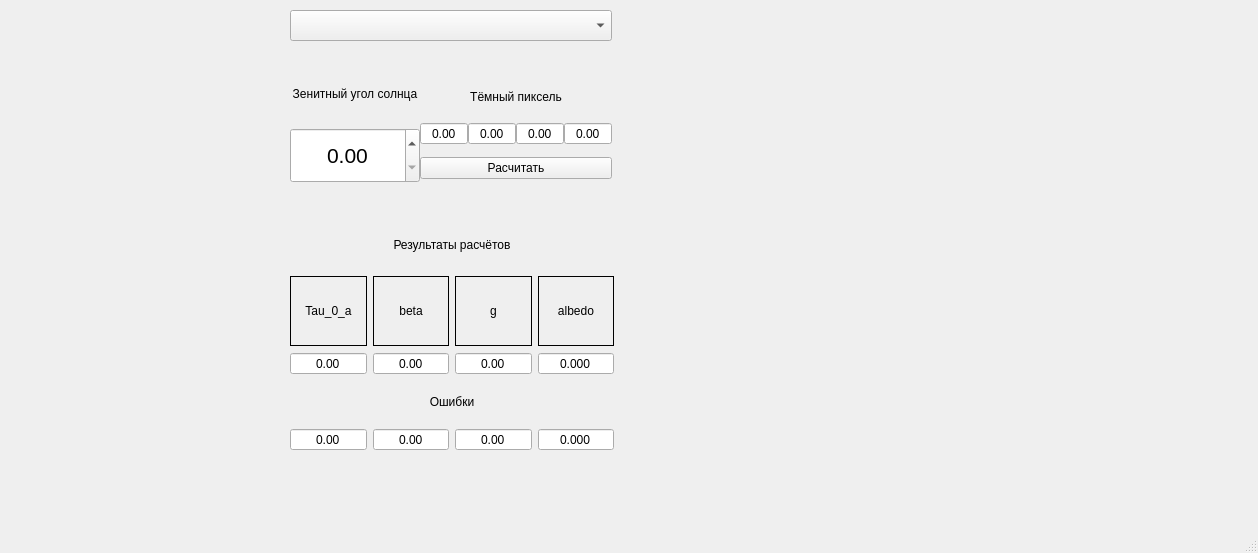
Old version of the form atm_correction/AtmCorrectionMainWindow.ui in the repository ValeryStk/satellite_comparator.
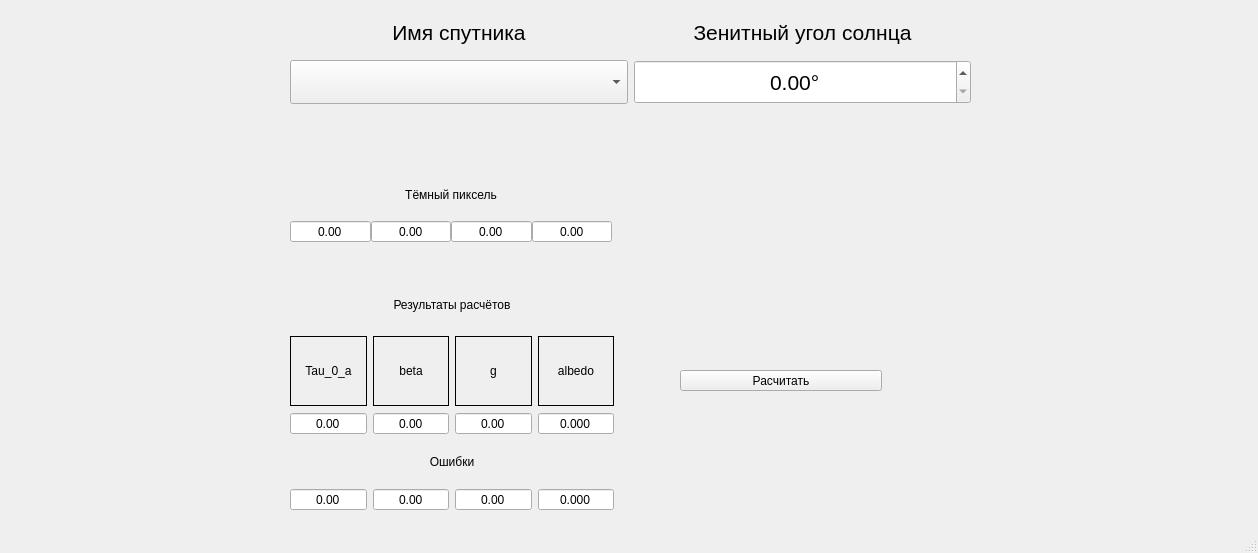
New version of the form.

```diff
--- a/atm_correction/AtmCorrectionMainWindow.ui
+++ b/atm_correction/AtmCorrectionMainWindow.ui
@@ -20,21 +20,11 @@
    <string>Тестовый модуль атмосферной коррекции</string>
   </property>
   <widget class="QWidget" name="centralwidget">
-   <widget class="QComboBox" name="comboBox_satellite_type">
+   <widget class="QWidget" name="layoutWidget">
     <property name="geometry">
      <rect>
       <x>290</x>
-      <y>10</y>
-      <width>322</width>
-      <height>31</height>
-     </rect>
-    </property>
-   </widget>
-   <widget class="QWidget" name="">
-    <property name="geometry">
-     <rect>
-      <x>290</x>
-      <y>60</y>
+      <y>140</y>
       <width>322</width>
       <height>133</height>
      </rect>
@@ -43,68 +33,6 @@
      <property name="spacing">
       <number>0</number>
      </property>
-     <item>
-      <layout class="QVBoxLayout" name="verticalLayout_5">
-       <property name="spacing">
-        <number>0</number>
-       </property>
-       <item>
-        <widget class="QLabel" name="label_7">
-         <property name="minimumSize">
-          <size>
-           <width>0</width>
-           <height>50</height>
-          </size>
-         </property>
-         <property name="maximumSize">
-          <size>
-           <width>16777215</width>
-           <height>50</height>
-          </size>
-         </property>
-         <property name="text">
-          <string>Зенитный угол солнца</string>
-         </property>
-         <property name="alignment">
-          <set>Qt::AlignCenter</set>
-         </property>
-        </widget>
-       </item>
-       <item>
-        <widget class="QDoubleSpinBox" name="doubleSpinBox_sunZenitAngle">
-         <property name="sizePolicy">
-          <sizepolicy hsizetype="Minimum" vsizetype="Preferred">
-           <horstretch>0</horstretch>
-           <verstretch>0</verstretch>
-          </sizepolicy>
-         </property>
-         <property name="minimumSize">
-          <size>
-           <width>0</width>
-           <height>50</height>
-          </size>
-         </property>
-         <property name="maximumSize">
-          <size>
-           <width>16777215</width>
-           <height>55</height>
-          </size>
-         </property>
-         <property name="font">
-          <font>
-           <pointsize>16</pointsize>
-          </font>
-         </property>
-         <property name="alignment">
-          <set>Qt::AlignCenter</set>
-         </property>
-         <property name="maximum">
-          <double>90.000000000000000</double>
-         </property>
-        </widget>
-       </item>
-      </layout>
-     </item>
      <item>
       <layout class="QVBoxLayout" name="verticalLayout_4">
        <item>
@@ -189,18 +117,11 @@
          </item>
         </layout>
        </item>
-       <item>
-        <widget class="QPushButton" name="pushButton_calculateBlack">
-         <property name="text">
-          <string>Расчитать</string>
-         </property>
-        </widget>
-       </item>
       </layout>
      </item>
     </layout>
    </widget>
-   <widget class="QWidget" name="">
+   <widget class="QWidget" name="layoutWidget">
     <property name="geometry">
      <rect>
       <x>9</x>
@@ -211,11 +132,11 @@
     </property>
     <layout class="QVBoxLayout" name="verticalLayout_checkBoxes"/>
    </widget>
-   <widget class="QWidget" name="">
+   <widget class="QWidget" name="layoutWidget">
     <property name="geometry">
      <rect>
       <x>290</x>
-      <y>220</y>
+      <y>280</y>
       <width>324</width>
       <height>231</height>
      </rect>
@@ -429,6 +350,124 @@
      </item>
     </layout>
    </widget>
+   <widget class="QPushButton" name="pushButton_calculateBlack">
+    <property name="geometry">
+     <rect>
+      <x>680</x>
+      <y>370</y>
+      <width>202</width>
+      <height>21</height>
+     </rect>
+    </property>
+    <property name="text">
+     <string>Расчитать</string>
+    </property>
+   </widget>
+   <widget class="QWidget" name="">
+    <property name="geometry">
+     <rect>
+      <x>290</x>
+      <y>10</y>
+      <width>681</width>
+      <height>94</height>
+     </rect>
+    </property>
+    <layout class="QHBoxLayout" name="horizontalLayout_6">
+     <item>
+      <layout class="QVBoxLayout" name="verticalLayout_9">
+       <item>
+        <widget class="QLabel" name="label_9">
+         <property name="font">
+          <font>
+           <family>Segoe UI</family>
+           <pointsize>16</pointsize>
+          </font>
+         </property>
+         <property name="text">
+          <string>Имя спутника</string>
+         </property>
+         <property name="alignment">
+          <set>Qt::AlignCenter</set>
+         </property>
+        </widget>
+       </item>
+       <item>
+        <widget class="QComboBox" name="comboBox_satellite_type">
+         <property name="sizePolicy">
+          <sizepolicy hsizetype="Preferred" vsizetype="Preferred">
+           <horstretch>0</horstretch>
+           <verstretch>0</verstretch>
+          </sizepolicy>
+         </property>
+         <property name="font">
+          <font>
+           <family>Segoe UI</family>
+           <pointsize>16</pointsize>
+          </font>
+         </property>
+        </widget>
+       </item>
+      </layout>
+     </item>
+     <item>
+      <layout class="QVBoxLayout" name="verticalLayout_8">
+       <item>
+        <widget class="QLabel" name="label_7">
+         <property name="maximumSize">
+          <size>
+           <width>16777215</width>
+           <height>50</height>
+          </size>
+         </property>
+         <property name="font">
+          <font>
+           <family>Segoe UI</family>
+           <pointsize>16</pointsize>
+          </font>
+         </property>
+         <property name="text">
+          <string>Зенитный угол солнца</string>
+         </property>
+         <property name="alignment">
+          <set>Qt::AlignCenter</set>
+         </property>
+        </widget>
+       </item>
+       <item>
+        <widget class="QDoubleSpinBox" name="doubleSpinBox_sunZenitAngle">
+         <property name="sizePolicy">
+          <sizepolicy hsizetype="Minimum" vsizetype="Preferred">
+           <horstretch>0</horstretch>
+           <verstretch>0</verstretch>
+          </sizepolicy>
+         </property>
+         <property name="maximumSize">
+          <size>
+           <width>16777215</width>
+           <height>55</height>
+          </size>
+         </property>
+         <property name="font">
+          <font>
+           <family>Segoe UI</family>
+           <pointsize>16</pointsize>
+          </font>
+         </property>
+         <property name="alignment">
+          <set>Qt::AlignCenter</set>
+         </property>
+         <property name="suffix">
+          <string>°</string>
+         </property>
+         <property name="maximum">
+          <double>90.000000000000000</double>
+         </property>
+        </widget>
+       </item>
+      </layout>
+     </item>
+    </layout>
+   </widget>
   </widget>
   <widget class="QMenuBar" name="menubar">
    <property name="geometry">
```
